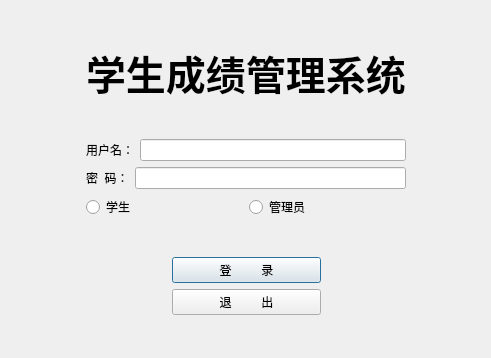
Above: cpp-project/LoginDlg.ui from MessengerOfSpring/Grade_Management_System_Qt before the change. Below: the same form after it.
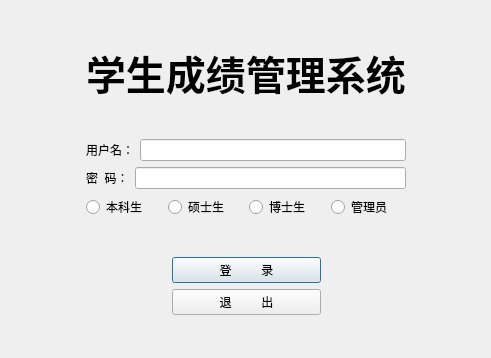
That is the form after the change.

Patch:
```diff
--- a/cpp-project/LoginDlg.ui
+++ b/cpp-project/LoginDlg.ui
@@ -77,7 +77,21 @@
            <item>
             <widget class="QRadioButton" name="student">
              <property name="text">
-              <string>学生</string>
+              <string>本科生</string>
+             </property>
+            </widget>
+           </item>
+           <item>
+            <widget class="QRadioButton" name="post">
+             <property name="text">
+              <string>硕士生</string>
+             </property>
+            </widget>
+           </item>
+           <item>
+            <widget class="QRadioButton" name="doc">
+             <property name="text">
+              <string>博士生</string>
              </property>
             </widget>
            </item>
```
Left out of the diff: 2 changed lines with no effect on the pictures.
